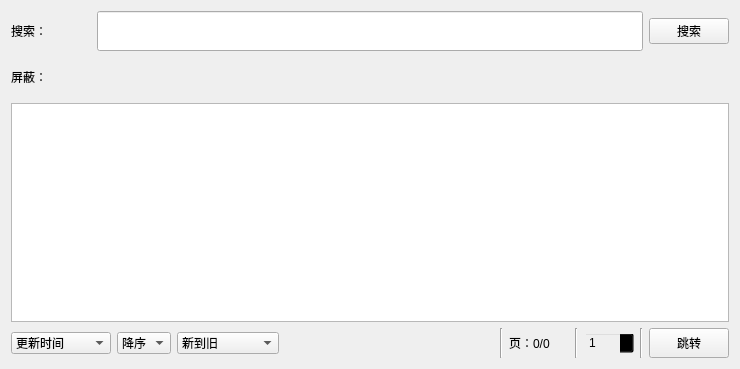
This is ui/ui_search.ui in tonquer/picacg-qt as Qt 5 draws it before an edit. The edited form follows.
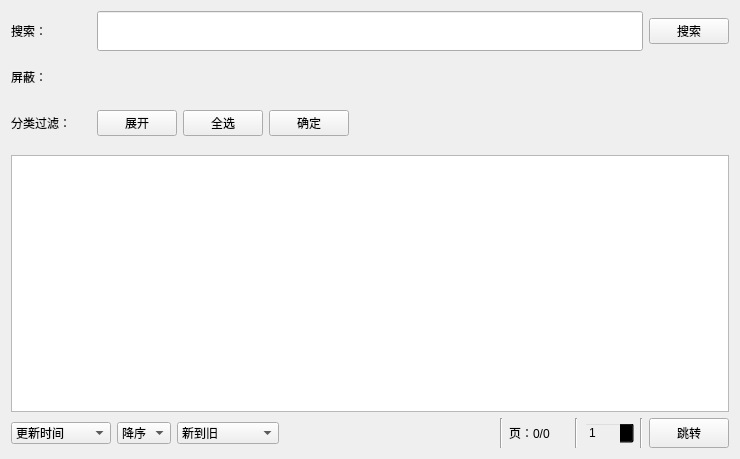
This is the edited form. Custom widgets are drawn as their Qt base class.

```diff
--- a/ui/ui_search.ui
+++ b/ui/ui_search.ui
@@ -7,7 +7,7 @@
     <x>0</x>
     <y>0</y>
     <width>740</width>
-    <height>369</height>
+    <height>459</height>
    </rect>
   </property>
   <property name="minimumSize">
@@ -115,6 +115,75 @@
      </item>
     </layout>
    </item>
+   <item>
+    <layout class="QHBoxLayout" name="horizontalLayout_4">
+     <item>
+      <layout class="QVBoxLayout" name="verticalLayout_2">
+       <item>
+        <layout class="QHBoxLayout" name="horizontalLayout_6">
+         <item>
+          <widget class="QLabel" name="label_3">
+           <property name="minimumSize">
+            <size>
+             <width>80</width>
+             <height>40</height>
+            </size>
+           </property>
+           <property name="text">
+            <string>分类过滤：</string>
+           </property>
+          </widget>
+         </item>
+         <item>
+          <widget class="QPushButton" name="unfoldButton">
+           <property name="text">
+            <string>展开</string>
+           </property>
+          </widget>
+         </item>
+         <item>
+          <widget class="QPushButton" name="selectAllButton">
+           <property name="text">
+            <string>全选</string>
+           </property>
+          </widget>
+         </item>
+         <item>
+          <widget class="QPushButton" name="saveButton">
+           <property name="text">
+            <string>确定</string>
+           </property>
+          </widget>
+         </item>
+         <item>
+          <widget class="QLabel" name="categoryNum">
+           <property name="text">
+            <string/>
+           </property>
+          </widget>
+         </item>
+         <item>
+          <spacer name="horizontalSpacer">
+           <property name="orientation">
+            <enum>Qt::Horizontal</enum>
+           </property>
+           <property name="sizeHint" stdset="0">
+            <size>
+             <width>40</width>
+             <height>20</height>
+            </size>
+           </property>
+          </spacer>
+         </item>
+        </layout>
+       </item>
+       <item>
+        <widget class="QWidget" name="widget" native="true"/>
+       </item>
+      </layout>
+     </item>
+    </layout>
+   </item>
    <item>
     <widget class="ComicListWidget" name="bookList"/>
    </item>
```
Left out of the diff: 1 changed line with no effect on the pictures.
